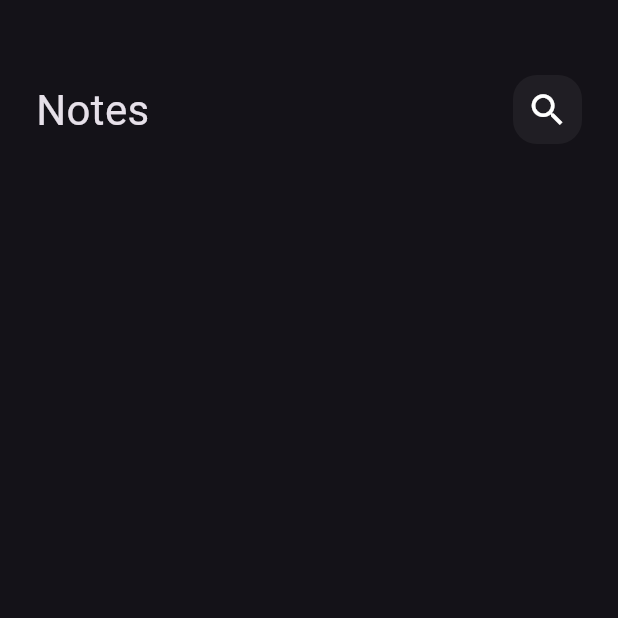
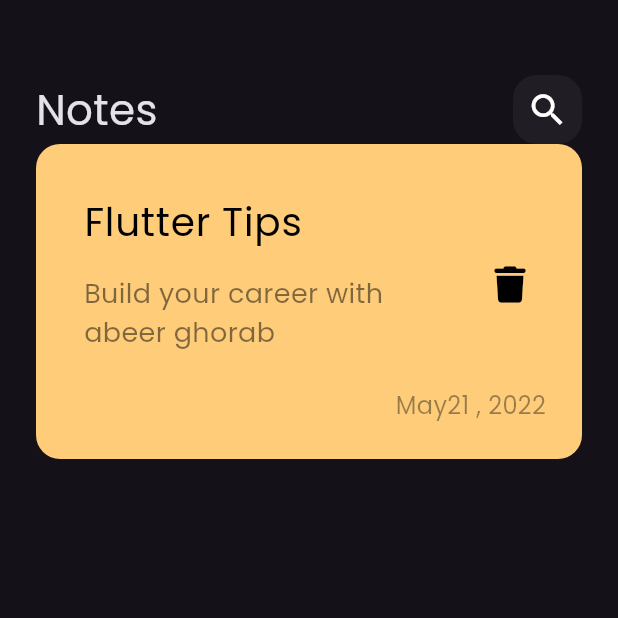
Before and after one commit to abeerghorab/notes_app, a Flutter app: the screen it shows after launch, on a phone screen of 412 x 824 dp, the top half of it. Run offline on Flutter 3.47's test engine with Material 3 defaults, Android fonts, the phone set to English and light mode, and no system bars; our stand-ins replace font_awesome_flutter.

Commit message:
create custom note item

```diff
--- a/lib/main.dart
+++ b/lib/main.dart
@@ -11,7 +11,7 @@ class NotesApp extends StatelessWidget {
   @override
   Widget build(BuildContext context) {
     return MaterialApp(
-      theme: ThemeData(brightness: Brightness.dark),
+      theme: ThemeData(brightness: Brightness.dark, fontFamily: 'Poppins'),
       home: const NotesView(),
     );
   }
--- /dev/null
+++ b/lib/views/widgets/custom_note_item.dart
@@ -0,0 +1,59 @@
+import 'package:flutter/material.dart';
+import 'package:font_awesome_flutter/font_awesome_flutter.dart';
+
+class NoteItem extends StatelessWidget {
+  const NoteItem({super.key});
+
+  @override
+  Widget build(BuildContext context) {
+    return Container(
+      padding: EdgeInsets.only(top: 24, bottom: 24, left: 16),
+      decoration: BoxDecoration(
+        color: Color(0xffFFCD7A),
+        borderRadius: BorderRadius.circular(16),
+      ),
+      child: Column(
+        crossAxisAlignment: CrossAxisAlignment.end,
+        children: [
+          ListTile(
+            title: Text(
+              'Flutter Tips',
+              style: TextStyle(
+                color: Colors.black,
+                fontSize: 26,
+              ),
+            ),
+            subtitle: Padding(
+              padding: const EdgeInsets.only(top: 16, bottom: 16),
+              child: Text(
+                'Build your career with abeer ghorab',
+                style: TextStyle(
+                  color: Colors.black.withOpacity(.5),
+                  fontSize: 18,
+                ),
+              ),
+            ),
+            trailing: IconButton(
+              onPressed: () {},
+              icon: Icon(
+                FontAwesomeIcons.trash,
+                color: Colors.black,
+                size: 24,
+              ),
+            ),
+          ),
+          Padding(
+            padding: const EdgeInsets.only(right: 24),
+            child: Text(
+              'May21 , 2022',
+              style: TextStyle(
+                color: Colors.black.withOpacity(.4),
+                fontSize: 16,
+              ),
+            ),
+          )
+        ],
+      ),
+    );
+  }
+}
--- a/lib/views/widgets/notes_view_body.dart
+++ b/lib/views/widgets/notes_view_body.dart
@@ -1,5 +1,6 @@
 import 'package:flutter/material.dart';
 import 'package:notes_app/views/widgets/custom_app_bar.dart';
+import 'package:notes_app/views/widgets/custom_note_item.dart';
 
 class NotesViewBody extends StatelessWidget {
   const NotesViewBody({super.key});
@@ -14,6 +15,7 @@ class NotesViewBody extends StatelessWidget {
             height: 50,
           ),
           CustomAppBar(),
+          NoteItem(),
         ],
       ),
     );
```
Also changed, not shown: pubspec.yaml (+8 -11 lines), assets/fonts/Poppins-Regular.ttf (added), pubspec.lock.
